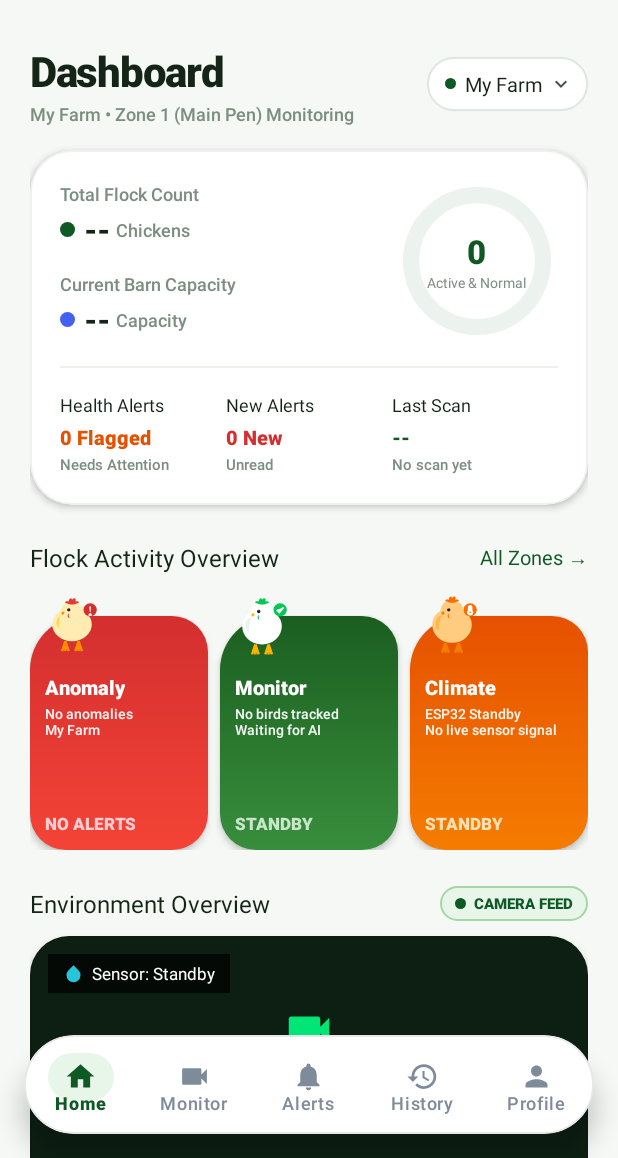
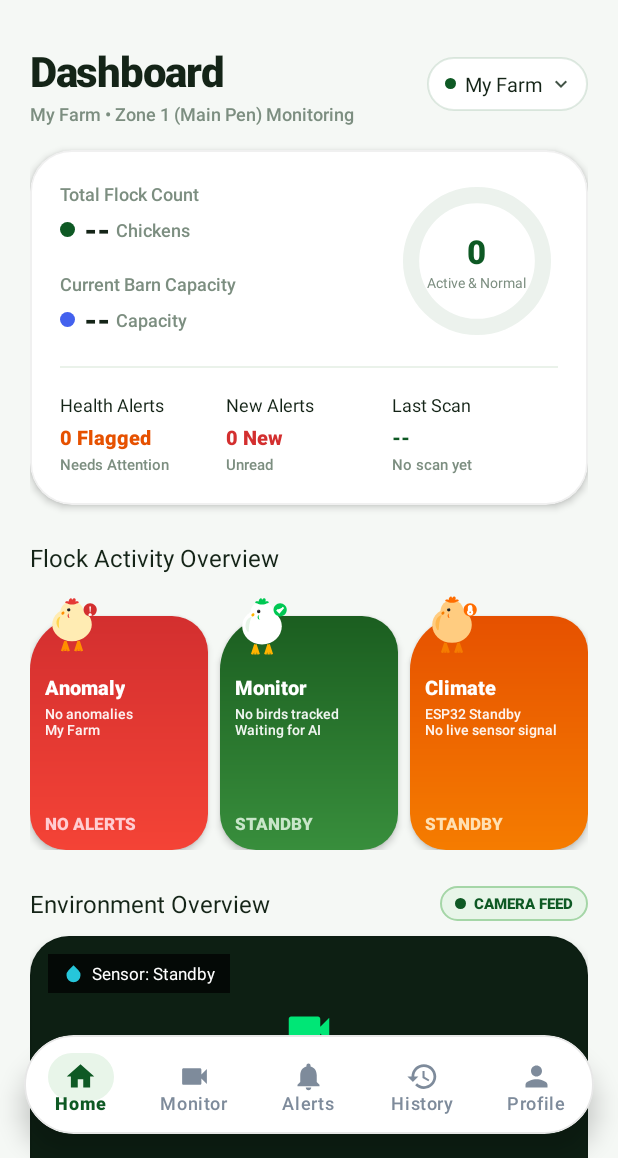
Before and after one commit to BlueShewakram/PoultrySense-Andriod-Studio-, an Android app: the screen it shows after launch once a user with an empty profile is signed in (MainActivity), on a phone screen of 412 x 824 dp, the part 78-1236 px from its top. Run offline under Robolectric (Android 15) with nearby library versions, the phone set to English and light mode, and no system bars; our stand-ins replace Firebase (no records; nobody signed in at launch, a user with empty details on screens opened directly); 3 statements that could not run were skipped.

Commit message:
fix(home): remove 'All Zones' and 'Details' links from dashboard headers

```diff
--- a/app/src/main/java/com/example/poultrysense/ui/home/HomeFragment.kt
+++ b/app/src/main/java/com/example/poultrysense/ui/home/HomeFragment.kt
@@ -326,10 +326,6 @@ class HomeFragment : Fragment() {
                 showClimateBottomSheet()
             }
         }
-
-        binding.btnCustomizeStations.setOnClickListener {
-            mainActivity?.navigateToTab(R.id.navigation_monitor)
-        }
     }
 
     private fun setupNavigationActions() {
@@ -338,11 +334,6 @@ class HomeFragment : Fragment() {
         // View Full Feed -> Navigate to Monitor Tab
         binding.btnViewStream.setOnClickListener {
             mainActivity?.navigateToTab(R.id.navigation_monitor)
-        }
-
-        // View Environmental Gauges -> Open Climate Sheet
-        binding.btnEnvDetails.setOnClickListener {
-            showClimateBottomSheet()
         }
     }
 
--- a/app/src/main/res/layout/fragment_home.xml
+++ b/app/src/main/res/layout/fragment_home.xml
@@ -385,30 +385,19 @@
             </com.google.android.material.card.MaterialCardView>
 
             <!-- 3. Flock Status Arch Cards (Chicken Illustration with Poultry Monitoring Info) -->
-            <LinearLayout
+                        <LinearLayout
                 android:layout_width="match_parent"
                 android:layout_height="wrap_content"
                 android:layout_marginTop="24dp"
-                android:gravity="center_vertical"
                 android:orientation="horizontal">
 
                 <TextView
-                    android:layout_width="0dp"
+                    android:layout_width="match_parent"
                     android:layout_height="wrap_content"
-                    android:layout_weight="1"
                     android:fontFamily="sans-serif-bold"
                     android:text="Flock Activity Overview"
                     android:textColor="@color/text_primary"
                     android:textSize="16sp" />
-
-                <TextView
-                    android:id="@+id/btnCustomizeStations"
-                    android:layout_width="wrap_content"
-                    android:layout_height="wrap_content"
-                    android:fontFamily="sans-serif-bold"
-                    android:text="All Zones →"
-                    android:textColor="@color/primary"
-                    android:textSize="13sp" />
             </LinearLayout>
 
             <LinearLayout
@@ -812,30 +801,19 @@
             </com.google.android.material.card.MaterialCardView>
 
             <!-- 4. Section: Environmental Conditions (Replacing Body Measurement) -->
-            <LinearLayout
+                        <LinearLayout
                 android:layout_width="match_parent"
                 android:layout_height="wrap_content"
                 android:layout_marginTop="24dp"
-                android:gravity="center_vertical"
                 android:orientation="horizontal">
 
                 <TextView
-                    android:layout_width="0dp"
+                    android:layout_width="match_parent"
                     android:layout_height="wrap_content"
-                    android:layout_weight="1"
                     android:fontFamily="sans-serif-bold"
                     android:text="Environmental Conditions"
                     android:textColor="@color/text_primary"
                     android:textSize="16sp" />
-
-                <TextView
-                    android:id="@+id/btnEnvDetails"
-                    android:layout_width="wrap_content"
-                    android:layout_height="wrap_content"
-                    android:fontFamily="sans-serif-bold"
-                    android:text="Details →"
-                    android:textColor="@color/primary"
-                    android:textSize="13sp" />
             </LinearLayout>
 
             <!-- Environmental Conditions Card (Humidity, Temperature) -->
```
